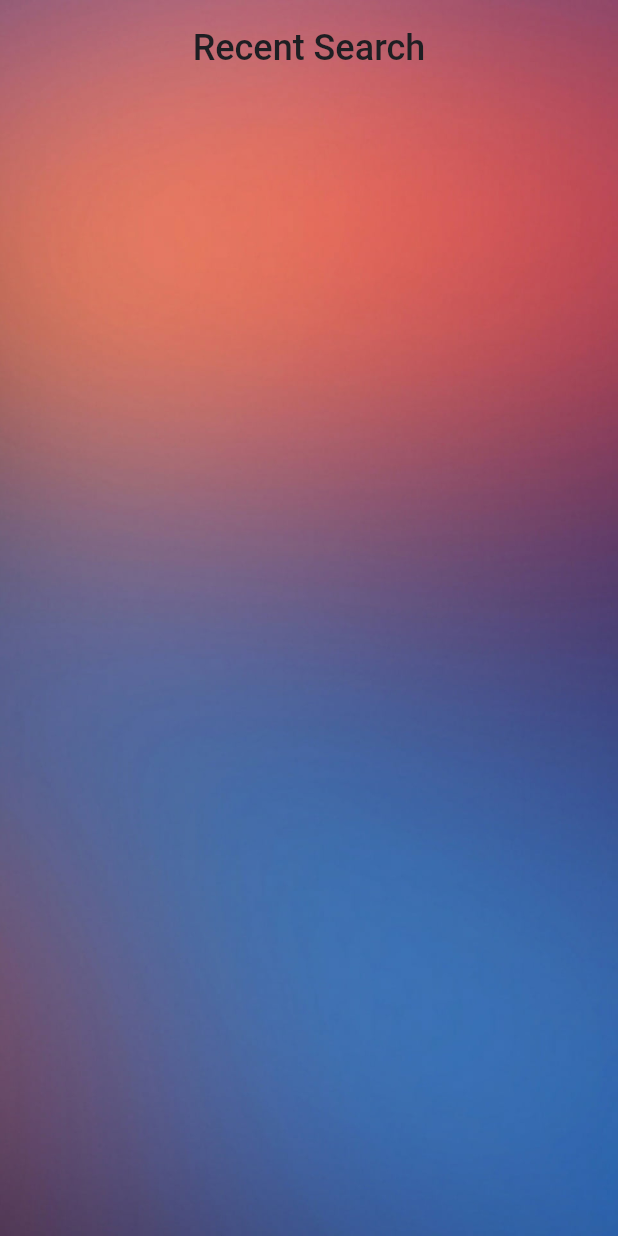
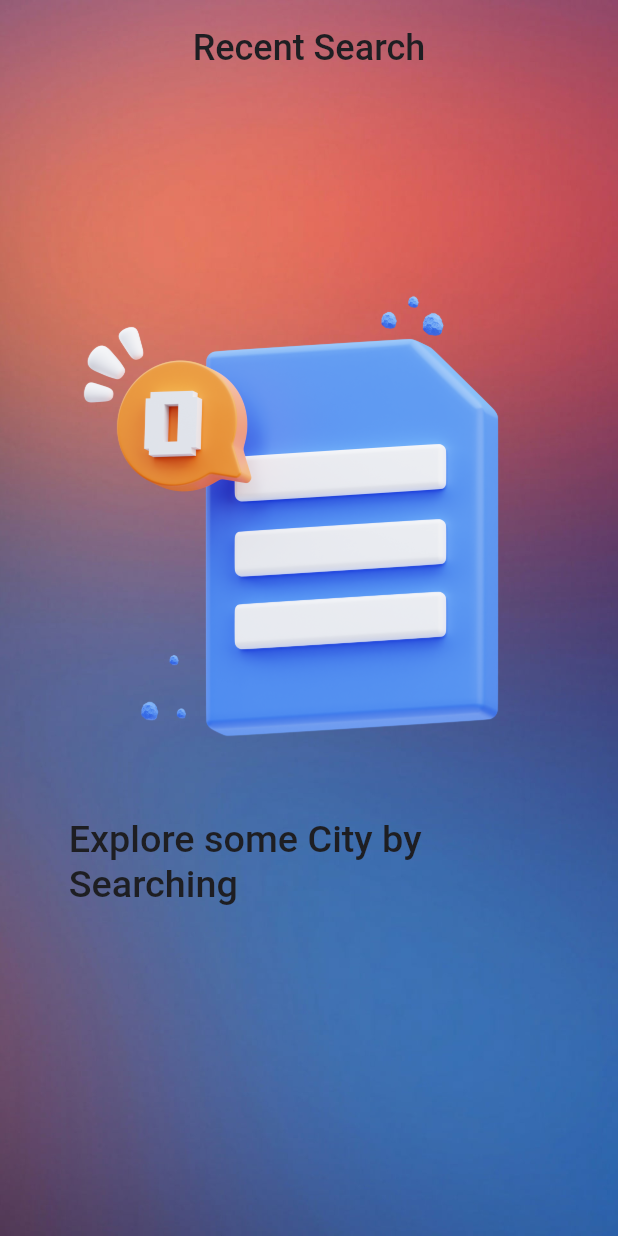
Before and after one commit to AakashAK01/Weather-App, a Flutter app: the PreferredCity screen opened by its route, on a phone screen of 412 x 824 dp. Run offline on Flutter 3.47's test engine with Material 2 defaults, Android fonts, the light colour scheme and no system bars; our stand-ins replace auto_route, bloc, connectivity_plus, dartz, dio, flip_card and 10 more; accounts and stored records are empty.

Commit message:
"1st Phase Enhancement"

```diff
--- a/lib/screens/preferred_city.dart
+++ b/lib/screens/preferred_city.dart
@@ -61,6 +61,32 @@ class _PreferredCityState extends State<PreferredCity> {
                     style: TextStyle(fontSize: 24.0, color: PRIMARY_COLOR),
                   ),
                 ),
+                if (_cityList.length == 0)
+                  Padding(
+                    padding: const EdgeInsets.all(40.0).r,
+                    child: Center(
+                      child: Column(
+                        children: [
+                          SizedBox(
+                            height: 70.h,
+                          ),
+                          Image.asset('assets/no_dbs.webp'),
+                          SizedBox(
+                            height: 30.h,
+                          ),
+                          Text(
+                            "Explore some City by Searching",
+                            style: TextStyle(
+                              fontWeight: FontWeight.w600,
+                              color: PRIMARY_COLOR,
+                              fontSize: 22.sp,
+                            ),
+                          ),
+                        ],
+                      ),
+                    ),
+                  )
+                else
                   Expanded(
                     child: ListView.builder(
                       itemCount: _cityList.length,
@@ -82,7 +108,8 @@ class _PreferredCityState extends State<PreferredCity> {
                                       children: [
                                         InkWell(
                                             onTap: () {
-                                            _deleteCity(_cityList[index]['id']);
+                                              _deleteCity(
+                                                  _cityList[index]['id']);
                                             },
                                             child: Icon(Icons.delete))
                                       ]),
--- a/pubspec.yaml
+++ b/pubspec.yaml
@@ -62,6 +62,7 @@ dependencies:
   sembast: ^3.4.0+6
   path_provider: ^2.0.13
   sqflite: ^2.2.4+1
+  rename: ^2.1.1
 
 dev_dependencies:
   flutter_test:
@@ -100,6 +101,8 @@ flutter:
     - assets/background.jpg
     - assets/iphone.jpg
     - assets/error.png
+    - assets/no_db.jpg
+    - assets/no_dbs.webp
 
   # An image asset can refer to one or more resolution-specific "variants", see
   # https://flutter.dev/assets-and-images/#resolution-aware
```
Also changed, not shown: lib/screens/home.dart (+16 -0 lines), assets/no_db.jpg (added), assets/no_dbs.webp (added), pubspec.lock. Lines whose indentation alone changed are shown as unchanged.
